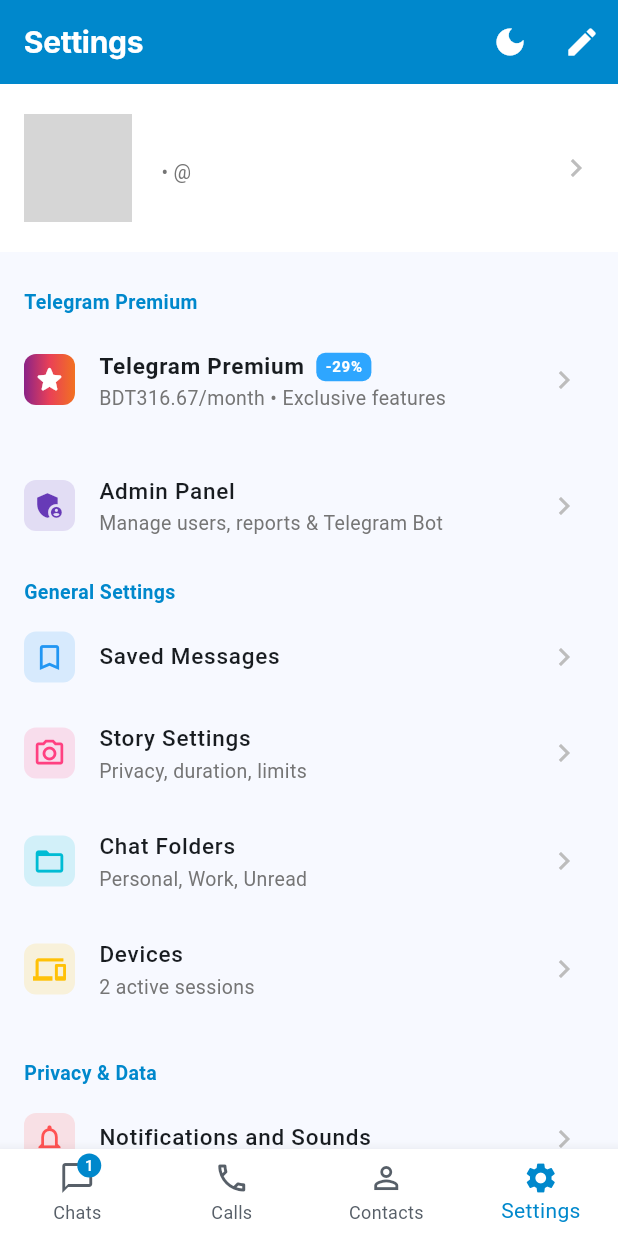
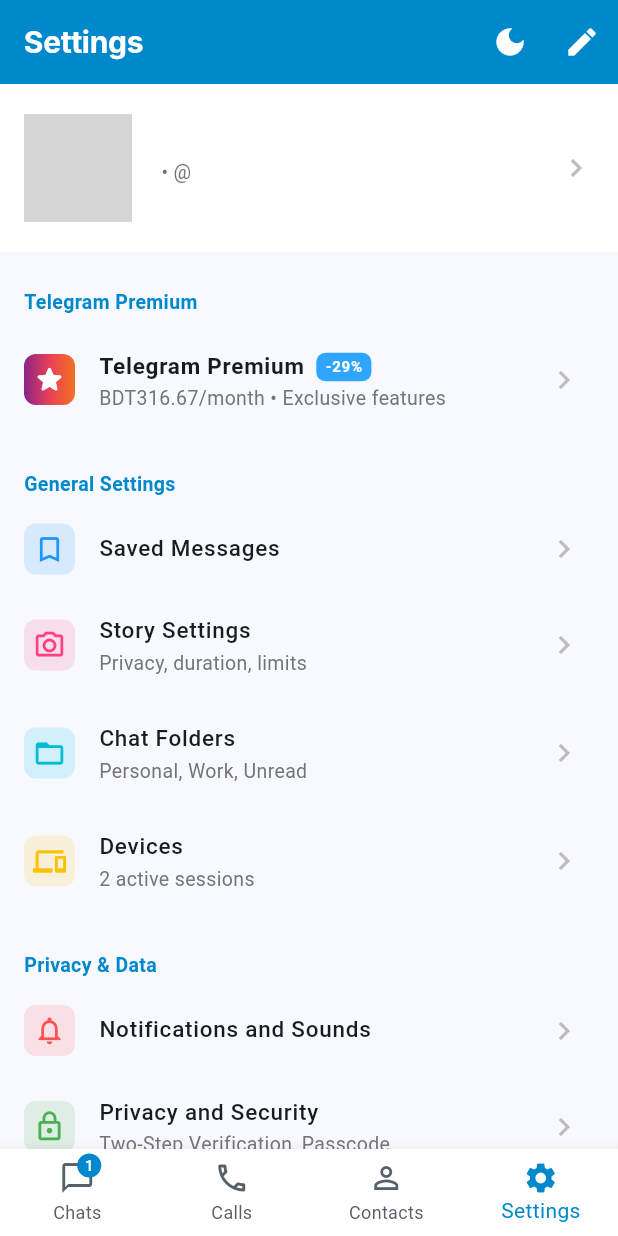
Before and after one commit to Souravsanyal1/TeleLite, a Flutter app: the screen it shows once a user with an empty profile is signed in, item 4 of the bottom bar chosen, on a phone screen of 412 x 824 dp. Run offline on Flutter 3.47's test engine with Material 3 defaults, Android fonts, the phone set to English and light mode, and no system bars; our stand-ins replace cached_network_image, cloud_firestore, confetti, connectivity_plus, firebase_auth, firebase_core and 8 more; missing offline and left inert: flutter_webrtc, pointycastle; accounts and stored records are empty; network calls fail; Roboto replaces fonts that are missing (Inter); grey boxes are pictures that could not be loaded.

```diff
--- a/lib/screens/auth/phone_input_screen.dart
+++ b/lib/screens/auth/phone_input_screen.dart
@@ -3,7 +3,7 @@
 import '../../services/auth_service.dart';
 import '../../theme/app_theme.dart';
 import 'otp_verification_screen.dart';
-import 'email_login_screen.dart';
+
 
 class PhoneInputScreen extends StatefulWidget {
   final AuthService authService;
@@ -144,15 +144,6 @@
       appBar: AppBar(
         backgroundColor: Colors.transparent,
         elevation: 0,
-        actions: [
-          IconButton(
-            icon: const Icon(Icons.admin_panel_settings_outlined, color: Colors.grey),
-            tooltip: 'Admin Portal Login',
-            onPressed: () {
-              Get.to(() => EmailLoginScreen(authService: widget.authService));
-            },
-          ),
-        ],
       ),
       body: SafeArea(
         child: Center(
--- a/lib/screens/settings_screen.dart
+++ b/lib/screens/settings_screen.dart
@@ -15,7 +15,7 @@
 import 'package:telegram_lite/screens/settings/saved_messages_screen.dart';
 import 'package:telegram_lite/screens/settings/story_settings_page.dart';
 import 'package:telegram_lite/screens/user_profile_screen.dart';
-import 'package:telegram_lite/screens/admin/admin_navigation_screen.dart';
+
 
 class SettingsScreen extends StatelessWidget {
   final TelegramDataService dataService;
@@ -234,16 +234,6 @@
 
               const SizedBox(height: 12),
 
-              _buildSettingsTile(
-                context: context,
-                icon: Icons.admin_panel_settings,
-                iconColor: Colors.deepPurple,
-                title: 'Admin Panel',
-                subtitle: 'Manage users, reports & Telegram Bot',
-                isDark: isDark,
-                page: const AdminNavigationScreen(),
-              ),
-
               // General Settings Section
               _buildSectionHeader('General Settings', isDark),
               _buildSettingsTile(
```
Also changed, not shown: lib/controllers/telegram_controller.dart (+39 -10 lines), lib/services/telegram_bot_service.dart (+14 -6 lines), 4 other files.
